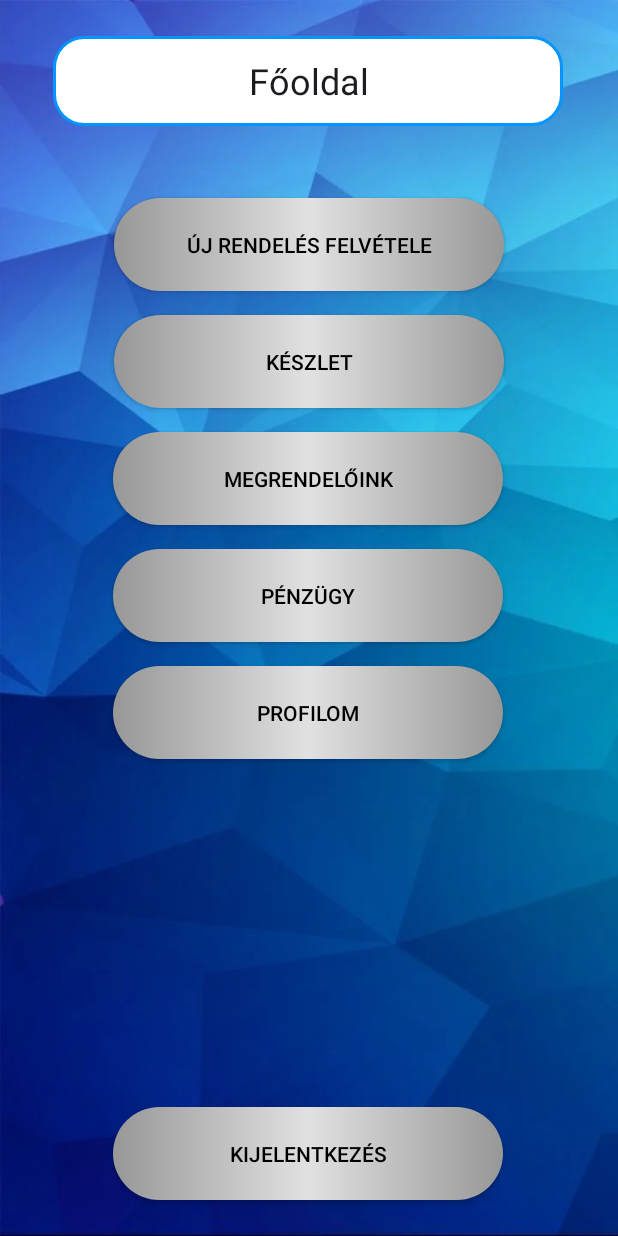
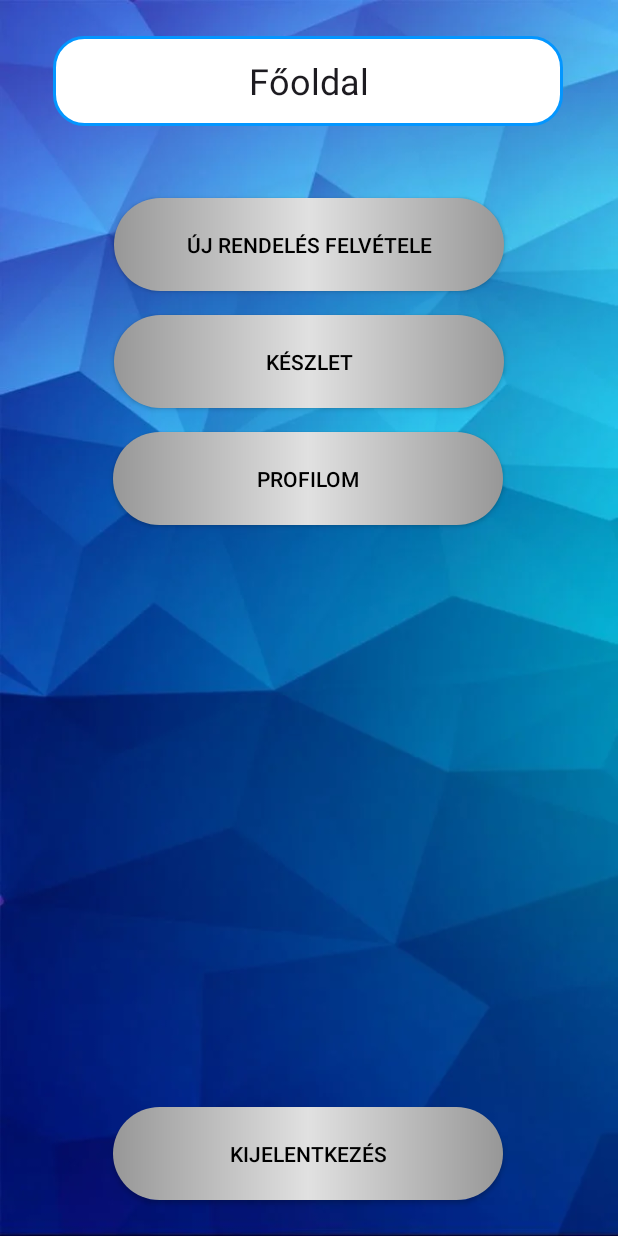
Before and after one commit to ropi0955/Android_Project, an Android app: the MainActivity screen opened directly, with no data from a screen before it, on a phone screen of 412 x 824 dp. Run offline under Robolectric (Android 15) with nearby library versions, the phone set to English and light mode, and no system bars.

Commit message:
delete the unusable pages and activities; profil page and main page modifications(XML and JAVA too..)

```diff
--- a/app/src/main/java/hu/nje/tienda/MainActivity.java
+++ b/app/src/main/java/hu/nje/tienda/MainActivity.java
@@ -9,15 +9,14 @@ import android.widget.ImageButton;
 
 import androidx.appcompat.app.AppCompatActivity;
 
-import hu.nje.tienda.pages.MarketActivity;
+import hu.nje.tienda.pages.LoginActivity;
 import hu.nje.tienda.pages.NewOrder;
-import hu.nje.tienda.pages.SalesActivity;
 
 public class MainActivity extends AppCompatActivity {
 private Button button_new_order;
 private Button button_stock;
-private Button button_finance;
 private Button button_profile;
+private Button button_log_out;
 private ImageButton profileButton;
     @SuppressLint("MissingInflatedId")
     @Override
@@ -27,8 +26,8 @@ private ImageButton profileButton;
 
         button_new_order = findViewById(R.id.button_new_order);
         button_stock = findViewById(R.id.button_stock);
-        button_finance = findViewById(R.id.button_finance);
         button_profile = findViewById(R.id.button_profile);
+        button_log_out = findViewById(R.id.button_log_out);
 
 
 
@@ -51,14 +50,16 @@ private ImageButton profileButton;
             }
         });
 
-        button_finance.setOnClickListener(new View.OnClickListener() {
-            @Override
-            public void onClick(View view) {openSalesActivity(); }
-        });
-
        button_profile.setOnClickListener(new View.OnClickListener() {
             @Override
             public void onClick(View view) {openProfileActivity(); }
+        });
+
+        button_log_out.setOnClickListener(new View.OnClickListener() {
+            @Override
+            public void onClick(View view) {
+                openLoginActivity();
+            }
         });
 
 
@@ -73,12 +74,12 @@ private ImageButton profileButton;
         Intent intent = new Intent(this, ProductList.class);
         startActivities(new Intent[]{intent});
     }
-    private void openSalesActivity(){
-        Intent intent = new Intent(this, SalesActivity.class);
+    private void openProfileActivity() {
+        Intent intent = new Intent(this, ProfileActivity.class);
         startActivities(new Intent[]{intent});
     }
-    private void openProfileActivity() {
-        Intent intent = new Intent(this, ProfileActivity.class);
+    private void  openLoginActivity(){
+        Intent intent = new Intent(this, LoginActivity.class);
         startActivities(new Intent[]{intent});
     }
 
--- a/app/src/main/res/layout/activity_main.xml
+++ b/app/src/main/res/layout/activity_main.xml
@@ -49,32 +49,6 @@
         app:layout_constraintStart_toStartOf="parent"
         app:layout_constraintTop_toBottomOf="@+id/button_new_order" />
 
-    <androidx.appcompat.widget.AppCompatButton
-        android:id="@+id/button_customer"
-        android:layout_width="260dp"
-        android:layout_height="62dp"
-        android:layout_marginTop="16dp"
-        android:background="@drawable/custom_button"
-        android:text="Megrendelőink"
-        android:textColor="@color/black"
-        app:layout_constraintEnd_toEndOf="parent"
-        app:layout_constraintHorizontal_bias="0.496"
-        app:layout_constraintStart_toStartOf="parent"
-        app:layout_constraintTop_toBottomOf="@+id/button_stock" />
-
-
-    <androidx.appcompat.widget.AppCompatButton
-        android:id="@+id/button_finance"
-        android:layout_width="260dp"
-        android:layout_height="62dp"
-        android:layout_marginTop="16dp"
-        android:background="@drawable/custom_button"
-        android:text="Pénzügy"
-        android:textColor="@color/black"
-        app:layout_constraintEnd_toEndOf="parent"
-        app:layout_constraintHorizontal_bias="0.496"
-        app:layout_constraintStart_toStartOf="parent"
-        app:layout_constraintTop_toBottomOf="@+id/button_customer" />
 
     <androidx.appcompat.widget.AppCompatButton
         android:id="@+id/button_profile"
@@ -87,7 +61,7 @@
         app:layout_constraintEnd_toEndOf="parent"
         app:layout_constraintHorizontal_bias="0.496"
         app:layout_constraintStart_toStartOf="parent"
-        app:layout_constraintTop_toBottomOf="@+id/button_finance" />
+        app:layout_constraintTop_toBottomOf="@+id/button_stock" />
 
     <androidx.appcompat.widget.AppCompatButton
         android:id="@+id/button_log_out"
```
Also changed, not shown: app/src/main/java/hu/nje/tienda/NewProduct.java (deleted, +0 -32 lines), app/src/main/java/hu/nje/tienda/ProfileActivity.java (+25 -1 lines), app/src/main/java/hu/nje/tienda/pages/MarketActivity.java (deleted, +0 -16 lines), app/src/main/java/hu/nje/tienda/pages/StockActivity.java (deleted, +0 -16 lines), app/src/main/res/layout/activity_market.xml (deleted, +0 -94 lines), app/src/main/res/layout/activity_new_product.xml (deleted, +0 -52 lines), app/src/main/res/layout/activity_profile.xml (+1 -17 lines), app/src/main/res/layout/activity_stock.xml (deleted, +0 -16 lines).
